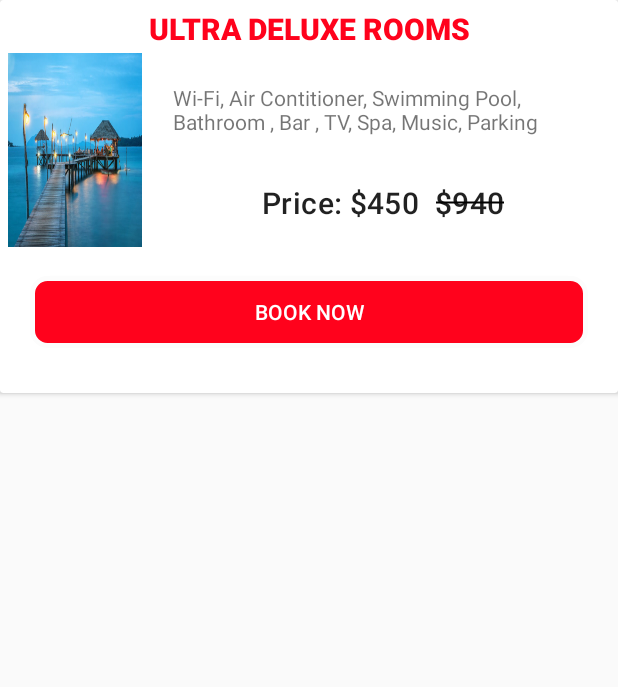
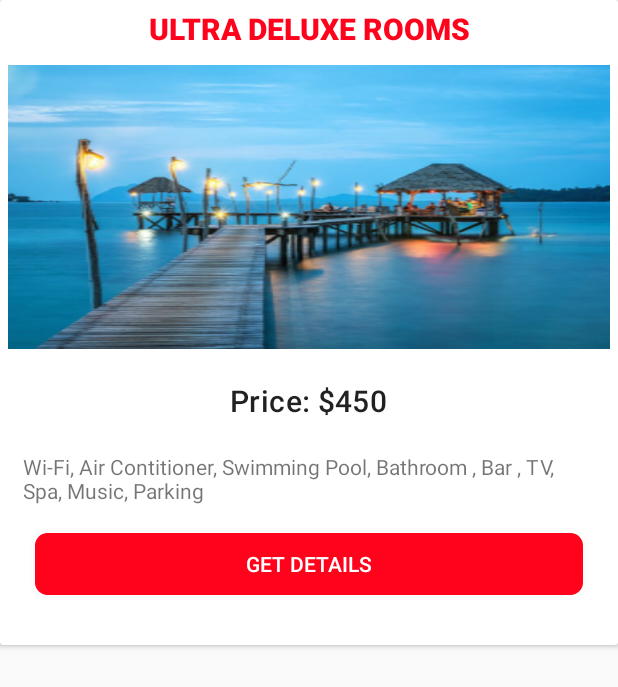
Before and after one commit to vishalsharma7nov/ReferCanada, an Android app: the layout full_listing.xml on its own in the app's theme, with its tools: preview values and no code run, on a phone screen of 412 x 824 dp. Shown: the top 687 px of the screen. Run offline under Robolectric (Android 15) with nearby library versions, the phone set to English and light mode, and no system bars; network calls fail; Roboto replaces fonts that are not available here.

```diff
--- a/app/src/main/java/com/allumez/refercanada/CanadianListingActivities/Canadian_ProductAndServicesActivity.java
+++ b/app/src/main/java/com/allumez/refercanada/CanadianListingActivities/Canadian_ProductAndServicesActivity.java
@@ -51,7 +51,7 @@ public class Canadian_ProductAndServicesActivity extends AppCompatActivity {
                             if (abc != 1)
                             {
                                 loading.dismiss();
-                                Toast.makeText(getApplicationContext(), "Application Under Maintenance!!"+response, Toast.LENGTH_SHORT).show();
+                                Toast.makeText(getApplicationContext(), "No Product And Services Available Right Now!!"+response, Toast.LENGTH_SHORT).show();
                             }
                             else if (abc == 1)
                             {
--- a/app/src/main/res/layout/full_listing.xml
+++ b/app/src/main/res/layout/full_listing.xml
@@ -9,20 +9,12 @@
         android:layout_width="match_parent"
         android:layout_height="wrap_content"
         app:cardPreventCornerOverlap="true">
-        <RelativeLayout
-            android:id="@+id/relativeLayout1"
+        <LinearLayout
+            android:id="@+id/linearLayout1"
             android:paddingBottom="30dp"
+            android:orientation="vertical"
             android:layout_width="match_parent"
             android:layout_height="wrap_content">
-            <ImageView
-                android:id="@+id/imageViewGallery"
-                android:layout_width="100dp"
-                android:layout_height="140dp"
-                android:padding="5dp"
-                android:scaleType="fitXY"
-                android:layout_alignParentTop="true"
-                android:layout_marginTop="30dp"
-                android:src="@drawable/gallery3" />
             <TextView
                 android:id="@+id/textViewTitle"
                 android:layout_width="match_parent"
@@ -34,30 +26,14 @@
                 android:textAppearance="@style/TextAppearance.AppCompat.Title"
                 android:textColor="@color/colorPrimary"
                 android:textStyle="bold" />
-            <Button
+            <ImageView
+                android:id="@+id/imageViewGallery"
                 android:layout_width="match_parent"
-                android:layout_height="wrap_content"
-                android:layout_below="@id/frame3"
-                android:layout_marginStart="20dp"
-                android:layout_marginEnd="20dp"
-                android:background="@drawable/buttonoutline"
-                android:text="Book now"
-                android:textColor="#FFFFFF" />
-            <LinearLayout
-                android:id="@+id/frame3"
-                android:layout_width="match_parent"
-                android:layout_height="wrap_content"
-                android:layout_marginStart="100dp"
-                android:layout_marginTop="40dp"
-                android:paddingBottom="30dp"
-                android:orientation="vertical">
-                <TextView
-                    android:id="@+id/textViewFeatures"
-                    android:layout_width="wrap_content"
-                    android:layout_height="wrap_content"
-                    android:layout_margin="10dp"
+                android:layout_height="200dp"
                 android:padding="5dp"
-                    android:text="Wi-Fi, Air Contitioner, Swimming Pool, Bathroom , Bar , TV, Spa, Music, Parking" />
+                android:scaleType="fitXY"
+                android:layout_alignParentTop="true"
+                android:src="@drawable/gallery3" />
             <LinearLayout
                 android:layout_width="match_parent"
                 android:layout_height="wrap_content"
@@ -74,6 +50,7 @@
                     android:textAppearance="@style/TextAppearance.MaterialComponents.Headline6" />
                 <TextView
                     android:id="@+id/textViewPrice"
+                    android:visibility="gone"
                     android:layout_width="wrap_content"
                     android:layout_height="wrap_content"
                     android:layout_margin="5dp"
@@ -81,7 +58,23 @@
                     android:text="$940"
                     android:textAppearance="@style/TextAppearance.MaterialComponents.Headline6" />
             </LinearLayout>
+            <TextView
+                android:id="@+id/textViewFeatures"
+                android:layout_width="wrap_content"
+                android:layout_height="wrap_content"
+                android:layout_margin="10dp"
+                android:padding="5dp"
+                android:text="Wi-Fi, Air Contitioner, Swimming Pool, Bathroom , Bar , TV, Spa, Music, Parking" />
+
+            <Button
+                android:layout_width="match_parent"
+                android:layout_height="wrap_content"
+                android:layout_marginStart="20dp"
+                android:layout_marginEnd="20dp"
+                android:background="@drawable/buttonoutline"
+                android:text="Get Details"
+                android:textColor="#FFFFFF" />
+
         </LinearLayout>
-        </RelativeLayout>
     </android.support.v7.widget.CardView>
 </RelativeLayout>
--- a/app/src/main/res/values/strings.xml
+++ b/app/src/main/res/values/strings.xml
@@ -23,7 +23,7 @@
 
     <string name="photo_gallery"><u>Photo Gallery</u></string>
     <string name="services_offered"><u>Services Offered</u></string>
-    <string name="productandservices"><u>Product And Services</u></string>
-    <string name="dealsandoffers"><u>Deals And Offers</u></string>
+    <string name="productandservices"><u><b>Product And Services</b></u></string>
+    <string name="dealsandoffers"><u><b>Deals And Offers</b></u></string>
 
 </resources>
```
Also changed, not shown: app/build.gradle (+1 -6 lines), app/src/main/java/com/allumez/refercanada/Adapter/Canadian_Cities_FullListing_Adapter.java (+4 -4 lines), app/src/main/java/com/allumez/refercanada/jsonData/JsonHolder_FullListing.java (+9 -18 lines), app/src/main/res/layout/activity_canadian__product_and_services.xml (+5 -9 lines), app/src/main/res/layout/services_layout.xml (+7 -5 lines). Lines whose indentation alone changed are shown as unchanged.
